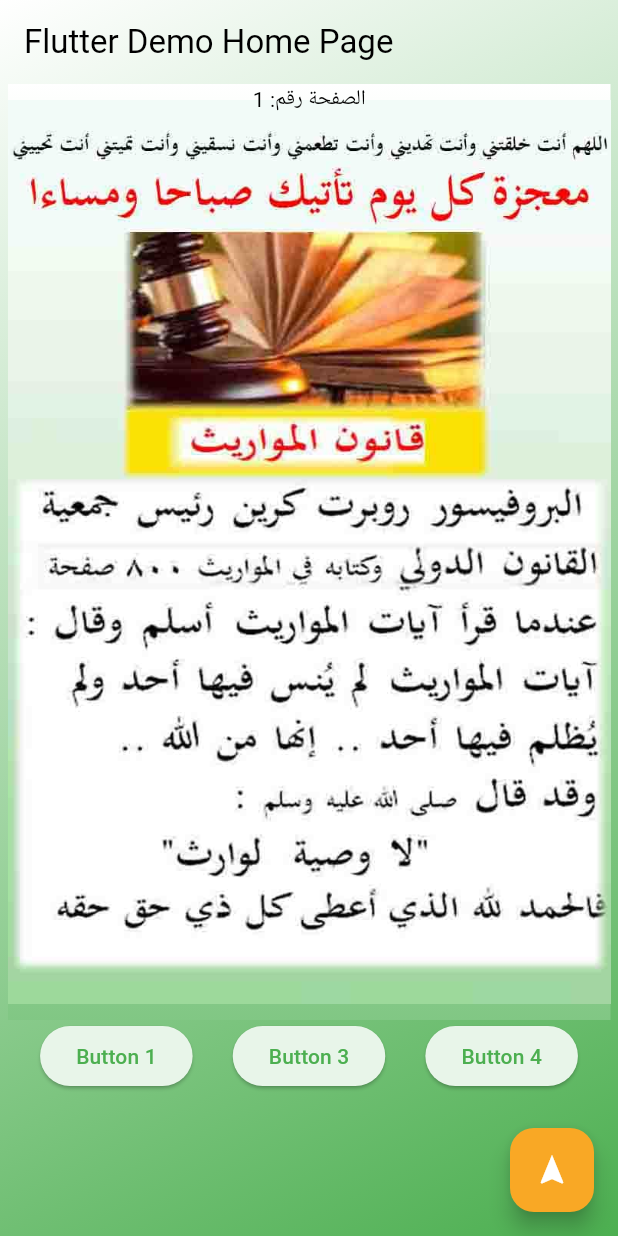
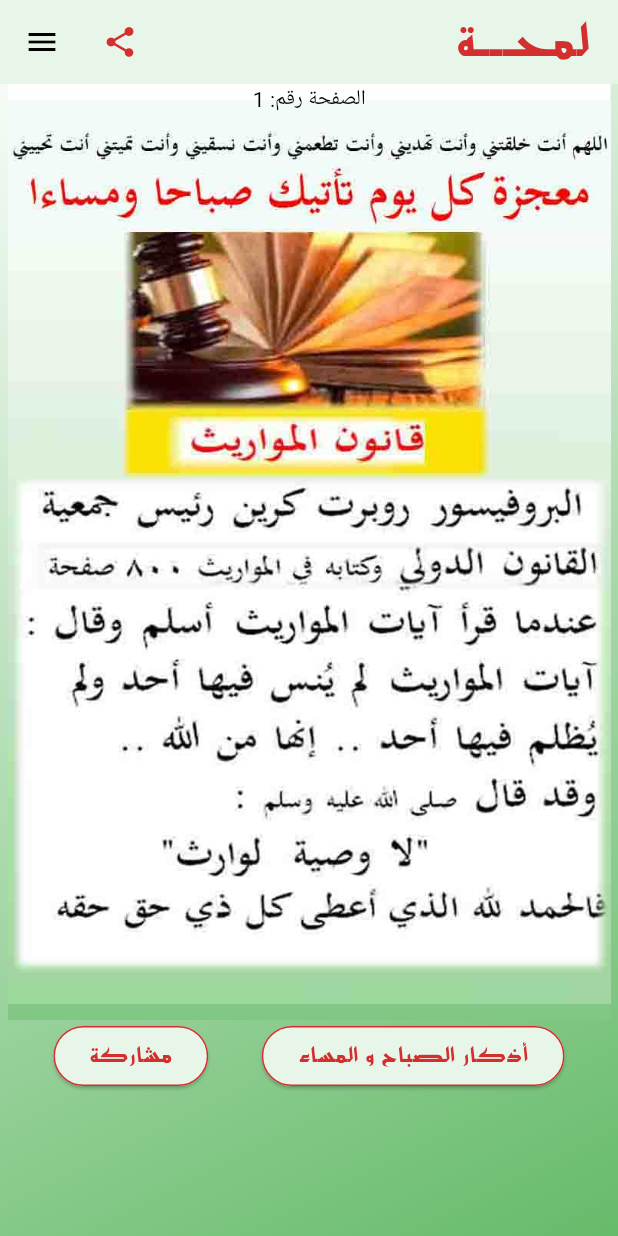
Before and after one commit to Nagi912003/mogezat_app, a Flutter app: the screen it shows after launch, on a phone screen of 412 x 824 dp. Run offline on Flutter 3.47's test engine with Material 2 defaults, Android fonts, the phone set to English and light mode, and no system bars; our stand-ins replace flutter_local_notifications, hive, hive_flutter; accounts and stored records are empty.

Commit message:
added the font

```diff
--- a/lib/main.dart
+++ b/lib/main.dart
@@ -1,11 +1,16 @@
-import 'package:flutter/foundation.dart';
 import 'package:flutter/material.dart';
+import 'package:provider/provider.dart';
+import 'package:hive_flutter/hive_flutter.dart';
+
 import 'package:mogezat/providers/mogezat.dart';
-import 'package:provider/provider.dart';
 
 import 'helpers/notification_service.dart';
 
-void main() {
+void main() async {
+  WidgetsFlutterBinding.ensureInitialized();
+  await Hive.initFlutter();
+  await Hive.openBox('box');
+
   runApp(const MyApp());
 }
 
@@ -46,6 +51,8 @@ class MyHomePage extends StatefulWidget {
 
 class _MyHomePageState extends State<MyHomePage> {
   NotificationsServices notificationsServices = NotificationsServices();
+  final PageController _pageController = PageController(
+      initialPage: Hive.box('box').get('pageNum', defaultValue: 0));
 
   @override
   void initState() {
@@ -61,13 +68,13 @@ class _MyHomePageState extends State<MyHomePage> {
           Container(
             width: MediaQuery.of(context).size.width,
             height: MediaQuery.of(context).size.height,
-            decoration: const BoxDecoration(
+            decoration: BoxDecoration(
               gradient: LinearGradient(
                 begin: Alignment.topLeft,
                 end: Alignment.bottomRight,
                 colors: [
                   Colors.white,
-                  Colors.green,
+                  Colors.green.shade400,
                 ],
               ),
             ),
@@ -75,10 +82,7 @@ class _MyHomePageState extends State<MyHomePage> {
           SingleChildScrollView(
             child: Column(
               children: [
-                AppBar(
-                  backgroundColor: Colors.transparent,
-                  title: const Text('Flutter Demo Home Page'),
-                ),
+                myAppBar(),
                 SizedBox(
                   width: MediaQuery.of(context).size.width - 10,
                   height: MediaQuery.of(context).size.height - 200,
@@ -88,9 +92,36 @@ class _MyHomePageState extends State<MyHomePage> {
                 Row(
                   mainAxisAlignment: MainAxisAlignment.spaceEvenly,
                   children: [
-                    ElevatedButton(onPressed: () {}, child: Text('Button 1')),
-                    ElevatedButton(onPressed: () {}, child: Text('Button 3')),
-                    ElevatedButton(onPressed: () {}, child: Text('Button 4')),
+                    ElevatedButton(
+                        style: ElevatedButton.styleFrom(
+                          side: BorderSide(
+                            width: 1.0,
+                            color: Colors.red.shade700,
+                          ),
+                        ),
+                        onPressed: () {},
+                        child: Text(
+                          'مشاركة',
+                          style: TextStyle(
+                            fontFamily: 'AeCortoba-wPVz',
+                            color: Colors.red.shade700,
+                          ),
+                        )),
+                    ElevatedButton(
+                        style: ElevatedButton.styleFrom(
+                          side: BorderSide(
+                            width: 1.0,
+                            color: Colors.red.shade700,
+                          ),
+                        ),
+                        onPressed: () {},
+                        child: Text(
+                          'أذكار الصباح و المساء',
+                          style: TextStyle(
+                            fontFamily: 'AeCortoba-wPVz',
+                            color: Colors.red.shade700,
+                          ),
+                        )),
                   ],
                 )
               ],
@@ -98,19 +129,30 @@ class _MyHomePageState extends State<MyHomePage> {
           ),
         ],
       ),
-      floatingActionButton: FloatingActionButton(
-        onPressed: () {},
-        backgroundColor: Theme.of(context).colorScheme.secondary,
-        child: const Icon(Icons.navigation),
+      drawer: Drawer(
+        child: ListView.builder(
+          itemCount: 18,
+          itemBuilder: (context, index) {
+            return ListTile(
+              title: Text('الصفحة لقم: ${(index + 1) * 5}'),
+              onTap: () {
+                _pageController.jumpToPage(((index + 1) * 5) - 1);
+                Navigator.pop(context);
+                Hive.box('box').put('pageNum', ((index + 1) * 5) - 1);
+              },
+            );
+          },
+        ),
       ),
     );
   }
 
   Widget pageViewWidget(List items) {
     return PageView.builder(
-      controller: PageController(
-        initialPage: 0,
-      ),
+      onPageChanged: (value) {
+        Hive.box('box').put('pageNum', value);
+      },
+      controller: _pageController,
       scrollDirection: Axis.horizontal,
       reverse: true,
       itemCount: items.length,
@@ -148,4 +190,29 @@ class _MyHomePageState extends State<MyHomePage> {
       ),
     );
   }
+
+  Widget myAppBar() {
+    return AppBar(
+      title: IconButton(
+          onPressed: () {},
+          icon: Icon(
+            Icons.share,
+            color: Colors.red.shade700,
+          )),
+      titleSpacing: 0,
+      actions: [
+        Text(
+          'لمحـــة',
+          style: TextStyle(
+            fontSize: 30,
+            fontFamily: 'AeCortoba-wPVz',
+            color: Colors.red.shade700,
+          ),
+        ),
+        const SizedBox(
+          width: 20,
+        )
+      ],
+    );
+  }
 }
--- a/lib/providers/mogezat.dart
+++ b/lib/providers/mogezat.dart
@@ -1,6 +1,11 @@
 import 'package:flutter/foundation.dart';
+import 'package:hive_flutter/hive_flutter.dart';
+import 'package:hive/hive.dart';
 
 class Mogezat with ChangeNotifier {
+
+  Box box = Hive.box('box');
+
   final _items = [
     'assets/images/IMG-20230805-WA0006.jpg',
     'assets/images/IMG-20230805-WA0007.jpg',
@@ -99,4 +104,5 @@ class Mogezat with ChangeNotifier {
   ];
 
   get items => [..._items];
+
 }
```
Also changed, not shown: pubspec.yaml (+10 -6 lines), assets/fonts/AeCortoba-wPVz.ttf (added), assets/fonts/AlexBrush-Regular.ttf (added), pubspec.lock, 1 other file.
